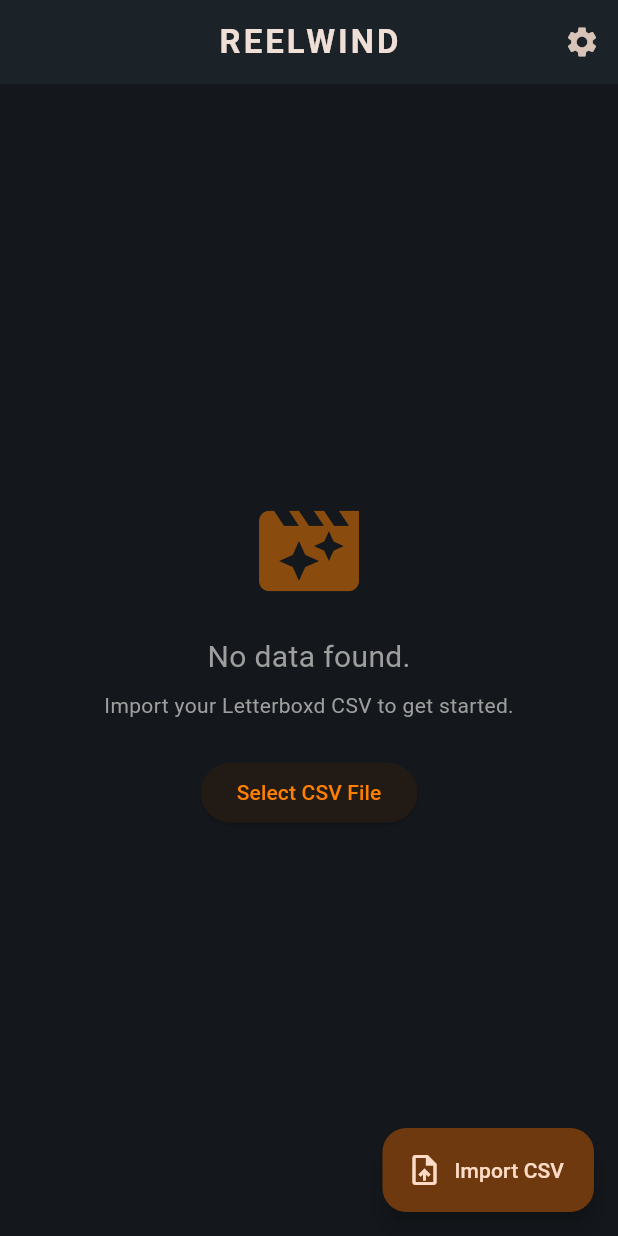
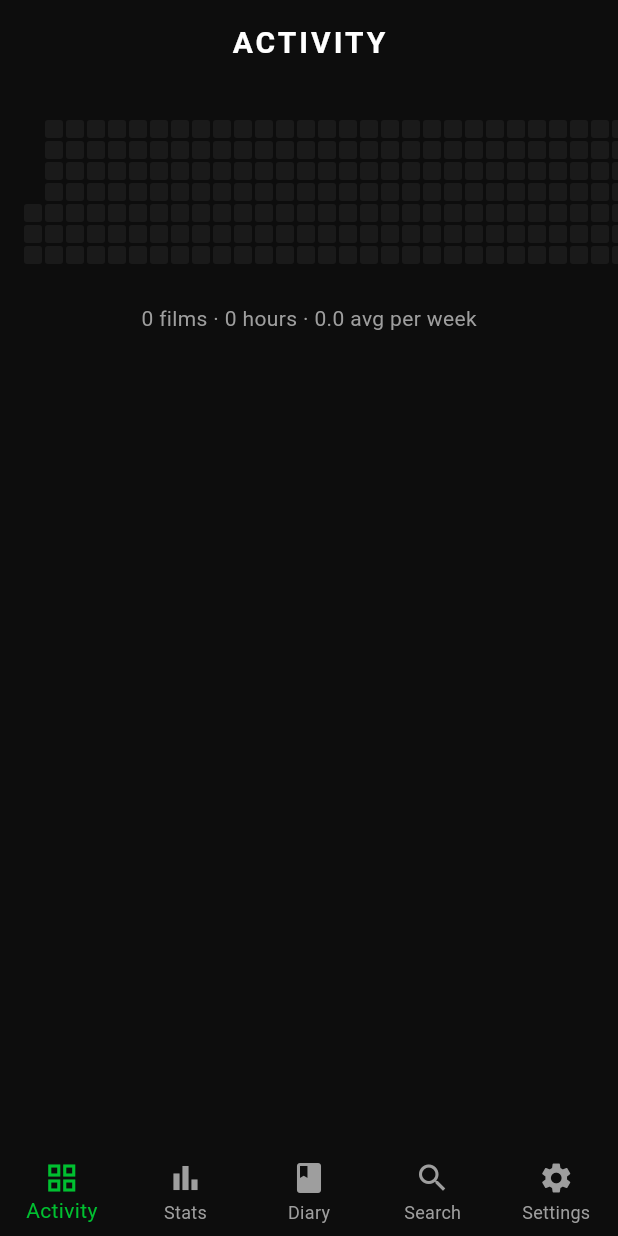
Before and after one commit to SOUMILCHANDRA/Reelwind, a Flutter app: the screen it shows after launch, on a phone screen of 412 x 824 dp. Run offline on Flutter 3.47's test engine with Material 3 defaults, Android fonts, the phone set to English and light mode, and no system bars; our stand-ins replace csv, file_picker, fl_chart, flutter_dotenv, sqflite; accounts and stored records are empty.

Commit message:
UI: Implement GitHub-style Heatmap screen with 5-tab navigation and dark cinema theme.

```diff
--- a/lib/main.dart
+++ b/lib/main.dart
@@ -3,6 +3,7 @@
 import 'package:flutter_dotenv/flutter_dotenv.dart';
 import 'presentation/providers/stats_provider.dart';
 import 'presentation/screens/dashboard_screen.dart';
+import 'presentation/screens/heatmap_screen.dart';
 
 void main() async {
   WidgetsFlutterBinding.ensureInitialized();
@@ -30,25 +31,77 @@
         useMaterial3: true,
         brightness: Brightness.dark,
         colorScheme: ColorScheme.fromSeed(
-          seedColor: const Color(0xFFFF8000), // Letterboxd Orange
+          seedColor: const Color(0xFF00C030), // Letterboxd Green
           brightness: Brightness.dark,
-          primary: const Color(0xFFFF8000),
-          secondary: const Color(0xFF00E054), // Letterboxd Green
-          surface: const Color(0xFF14181C), // Letterboxd Dark Blue/Grey
-          background: const Color(0xFF14181C),
+          primary: const Color(0xFF00C030),
+          secondary: const Color(0xFF00C030),
+          surface: const Color(0xFF1a1a1a),
+          background: const Color(0xFF0d0d0d),
         ),
-        scaffoldBackgroundColor: const Color(0xFF14181C),
+        scaffoldBackgroundColor: const Color(0xFF0d0d0d),
         appBarTheme: const AppBarTheme(
-          backgroundColor: Color(0xFF1B2228),
+          backgroundColor: Color(0xFF0d0d0d),
           elevation: 0,
           centerTitle: true,
+          titleTextStyle: TextStyle(
+            color: Colors.white,
+            fontSize: 20,
+            fontWeight: FontWeight.bold,
+            letterSpacing: 2,
+          ),
         ),
         cardTheme: CardTheme(
-          color: const Color(0xFF2C3440),
+          color: const Color(0xFF1a1a1a),
           shape: RoundedRectangleBorder(borderRadius: BorderRadius.circular(12)),
         ),
+        bottomNavigationBarTheme: const BottomNavigationBarThemeData(
+          backgroundColor: Color(0xFF0d0d0d),
+          selectedItemColor: Color(0xFF00C030),
+          unselectedItemColor: Colors.grey,
+          type: BottomNavigationBarType.fixed,
+        ),
       ),
-      home: const DashboardScreen(),
+      home: const HomeScreen(),
     );
   }
 }
+
+class HomeScreen extends StatefulWidget {
+  const HomeScreen({super.key});
+
+  @override
+  State<HomeScreen> createState() => _HomeScreenState();
+}
+
+class _HomeScreenState extends State<HomeScreen> {
+  int _currentIndex = 0;
+
+  final List<Widget> _screens = [
+    const HeatmapScreen(),
+    const DashboardScreen(), // Stats
+    const Center(child: Text('Diary')),
+    const Center(child: Text('Search')),
+    const Center(child: Text('Settings')),
+  ];
+
+  @override
+  Widget build(BuildContext context) {
+    return Scaffold(
+      body: IndexedStack(
+        index: _currentIndex,
+        children: _screens,
+      ),
+      bottomNavigationBar: BottomNavigationBar(
+        currentIndex: _currentIndex,
+        onTap: (index) => setState(() => _currentIndex = index),
+        items: const [
+          BottomNavigationBarItem(icon: Icon(Icons.grid_view), label: 'Activity'),
+          BottomNavigationBarItem(icon: Icon(Icons.bar_chart), label: 'Stats'),
+          BottomNavigationBarItem(icon: Icon(Icons.book), label: 'Diary'),
+          BottomNavigationBarItem(icon: Icon(Icons.search), label: 'Search'),
+          BottomNavigationBarItem(icon: Icon(Icons.settings), label: 'Settings'),
+        ],
+      ),
+    );
+  }
+}
--- a/lib/presentation/providers/stats_provider.dart
+++ b/lib/presentation/providers/stats_provider.dart
@@ -96,14 +96,18 @@
   }
 
   WatchStats _calculateStats() {
-    final total = _diary.length;
-    final avgRating = total == 0 ? 0.0 : _diary.map((e) => e.rating).reduce((a, b) => a + b) / total;
+    return calculateStatsFor(_diary);
+  }
+
+  WatchStats calculateStatsFor(List<DiaryEntry> subset) {
+    final total = subset.length;
+    final avgRating = total == 0 ? 0.0 : subset.map((e) => e.rating).reduce((a, b) => a + b) / total;
 
     Map<int, int> years = {};
     Map<String, int> genres = {};
     int totalRuntime = 0;
 
-    for (var entry in _diary) {
+    for (var entry in subset) {
       years[entry.watchedDate.year] = (years[entry.watchedDate.year] ?? 0) + 1;
 
       final movie = getMovieMetadata(entry.title, entry.year);
--- /dev/null
+++ b/lib/presentation/screens/heatmap_screen.dart
@@ -0,0 +1,223 @@
+import 'package:flutter/material.dart';
+import 'package:provider/provider.dart';
+import '../providers/stats_provider.dart';
+import '../../domain/models.dart';
+
+class HeatmapScreen extends StatefulWidget {
+  const HeatmapScreen({super.key});
+
+  @override
+  State<HeatmapScreen> createState() => _HeatmapScreenState();
+}
+
+class _HeatmapScreenState extends State<HeatmapScreen> {
+  int? _selectedYear;
+
+  @override
+  void initState() {
+    super.initState();
+    _selectedYear = DateTime.now().year;
+  }
+
+  @override
+  Widget build(BuildContext context) {
+    final statsProvider = context.watch<StatsProvider>();
+    final years = statsProvider.diary.map((e) => e.watchedDate.year).toSet().toList()..sort((a, b) => b.compareTo(a));
+
+    if (_selectedYear == null && years.isNotEmpty) {
+      _selectedYear = years.first;
+    }
+
+    final yearDiary = statsProvider.diary.where((e) => e.watchedDate.year == _selectedYear).toList();
+    final yearStats = statsProvider.calculateStatsFor(yearDiary);
+
+    return Scaffold(
+      appBar: AppBar(
+        title: const Text('ACTIVITY'),
+        actions: [
+          if (years.isNotEmpty)
+            DropdownButton<int>(
+              value: _selectedYear,
+              dropdownColor: const Color(0xFF1a1a1a),
+              underline: const SizedBox(),
+              icon: const Icon(Icons.arrow_drop_down, color: Colors.white),
+              items: years.map((y) => DropdownMenuItem(value: y, child: Text(y.toString()))).toList(),
+              onChanged: (val) => setState(() => _selectedYear = val),
+            ),
+          const SizedBox(width: 16),
+        ],
+      ),
+      body: SingleChildScrollView(
+        padding: const EdgeInsets.symmetric(vertical: 24),
+        child: Column(
+          children: [
+            SingleChildScrollView(
+              scrollDirection: Axis.horizontal,
+              padding: const EdgeInsets.symmetric(horizontal: 16),
+              child: GestureDetector(
+                onTapDown: (details) => _handleHeatmapTap(context, details, statsProvider, _selectedYear!),
+                child: CustomPaint(
+                  size: const Size(53 * 14.0, 7 * 14.0), // 12px + 2px gap
+                  painter: GitHubHeatmapPainter(
+                    data: statsProvider.watchingFrequency,
+                    year: _selectedYear ?? DateTime.now().year,
+                  ),
+                ),
+              ),
+            ),
+            const SizedBox(height: 24),
+            _buildSummaryRow(yearDiary.length, yearStats.totalRuntimeMinutes),
+          ],
+        ),
+      ),
+    );
+  }
+
+  Widget _buildSummaryRow(int count, int minutes) {
+    final hours = (minutes / 60).toStringAsFixed(0);
+    final avgPerWeek = (count / 52).toStringAsFixed(1);
+    return Padding(
+      padding: const EdgeInsets.symmetric(horizontal: 16),
+      child: Text(
+        '$count films · $hours hours · $avgPerWeek avg per week',
+        style: const TextStyle(color: Colors.grey, fontSize: 14),
+      ),
+    );
+  }
+
+  void _handleHeatmapTap(BuildContext context, TapDownDetails details, StatsProvider provider, int year) {
+    const double cellSize = 12.0;
+    const double gap = 2.0;
+    const double step = cellSize + gap;
+
+    final int week = (details.localPosition.dx / step).floor();
+    final int day = (details.localPosition.dy / step).floor();
+
+    if (week >= 0 && week < 53 && day >= 0 && day < 7) {
+      final startDate = DateTime(year, 1, 1);
+      // Find the first Sunday (or Monday) of the year to align grid
+      final firstDayOfYear = DateTime(year, 1, 1);
+      final offset = firstDayOfYear.weekday % 7;
+      final tappedDate = startDate.add(Duration(days: (week * 7 + day) - offset));
+
+      if (tappedDate.year == year) {
+        _showDayDetails(context, tappedDate, provider);
+      }
+    }
+  }
+
+  void _showDayDetails(BuildContext context, DateTime date, StatsProvider provider) {
+    final dayMovies = provider.diary.where((e) {
+      return e.watchedDate.year == date.year &&
+             e.watchedDate.month == date.month &&
+             e.watchedDate.day == date.day;
+    }).toList();
+
+    if (dayMovies.isEmpty) return;
+
+    showModalBottomSheet(
+      context: context,
+      backgroundColor: const Color(0xFF1a1a1a),
+      shape: const RoundedRectangleBorder(borderRadius: BorderRadius.vertical(top: Radius.circular(20))),
+      builder: (context) {
+        return Container(
+          padding: const EdgeInsets.all(24),
+          child: Column(
+            mainAxisSize: MainAxisSize.min,
+            crossAxisAlignment: CrossAxisAlignment.start,
+            children: [
+              Text(
+                '${date.day}/${date.month}/${date.year}',
+                style: const TextStyle(fontSize: 20, fontWeight: FontWeight.bold, color: Color(0xFF00C030)),
+              ),
+              const SizedBox(height: 16),
+              Flexible(
+                child: ListView.builder(
+                  shrinkWrap: true,
+                  itemCount: dayMovies.length,
+                  itemBuilder: (context, index) {
+                    final entry = dayMovies[index];
+                    final movie = provider.getMovieMetadata(entry.title, entry.year);
+                    return ListTile(
+                      contentPadding: EdgeInsets.zero,
+                      leading: movie?.posterUrl != null
+                          ? ClipRRect(
+                              borderRadius: BorderRadius.circular(4),
+                              child: Image.network(movie!.posterUrl!, width: 40, height: 60, fit: BoxFit.cover),
+                            )
+                          : const Icon(Icons.movie, size: 40),
+                      title: Text(entry.title),
+                      subtitle: Text('${entry.year}'),
+                      trailing: Row(
+                        mainAxisSize: MainAxisSize.min,
+                        children: [
+                          const Icon(Icons.star, color: Color(0xFF00C030), size: 16),
+                          const SizedBox(width: 4),
+                          Text(entry.rating.toString()),
+                        ],
+                      ),
+                    );
+                  },
+                ),
+              ),
+            ],
+          ),
+        );
+      },
+    );
+  }
+}
+
+class GitHubHeatmapPainter extends CustomPainter {
+  final Map<DateTime, int> data;
+  final int year;
+
+  GitHubHeatmapPainter({required this.data, required this.year});
+
+  @override
+  void paint(Canvas canvas, Size size) {
+    final paint = Paint()..style = PaintingStyle.fill;
+    const double cellSize = 12.0;
+    const double gap = 2.0;
+
+    final firstDayOfYear = DateTime(year, 1, 1);
+    final offset = firstDayOfYear.weekday % 7;
+
+    for (int week = 0; week < 53; week++) {
+      for (int day = 0; day < 7; day++) {
+        final dayIndex = week * 7 + day;
+        final date = firstDayOfYear.add(Duration(days: dayIndex - offset));
+
+        if (date.year != year) {
+          paint.color = Colors.transparent;
+        } else {
+          final cleanDate = DateTime(date.year, date.month, date.day);
+          final count = data[cleanDate] ?? 0;
+          paint.color = _getColorForCount(count);
+        }
+
+        final rect = Rect.fromLTWH(
+          week * (cellSize + gap),
+          day * (cellSize + gap),
+          cellSize,
+          cellSize,
+        );
+
+        canvas.drawRRect(
+          RRect.fromRectAndRadius(rect, const Radius.circular(2)),
+          paint,
+        );
+      }
+    }
+  }
+
+  Color _getColorForCount(int count) {
+    if (count == 0) return const Color(0xFF1a1a1a);
+    if (count == 1) return const Color(0xFF1a6b30);
+    if (count == 2) return const Color(0xFF00C030);
+    return const Color(0xFF00ff44);
+  }
+
+  @override
+  bool shouldRepaint(GitHubHeatmapPainter oldDelegate) => oldDelegate.year != year || oldDelegate.data != data;
+}
```
